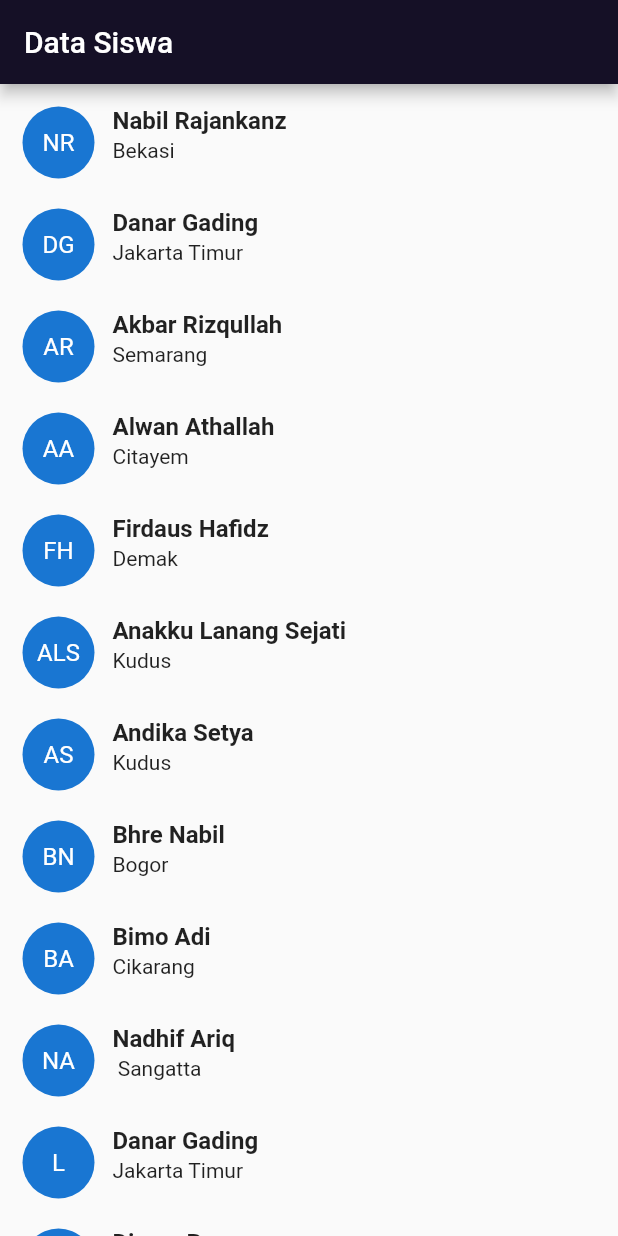
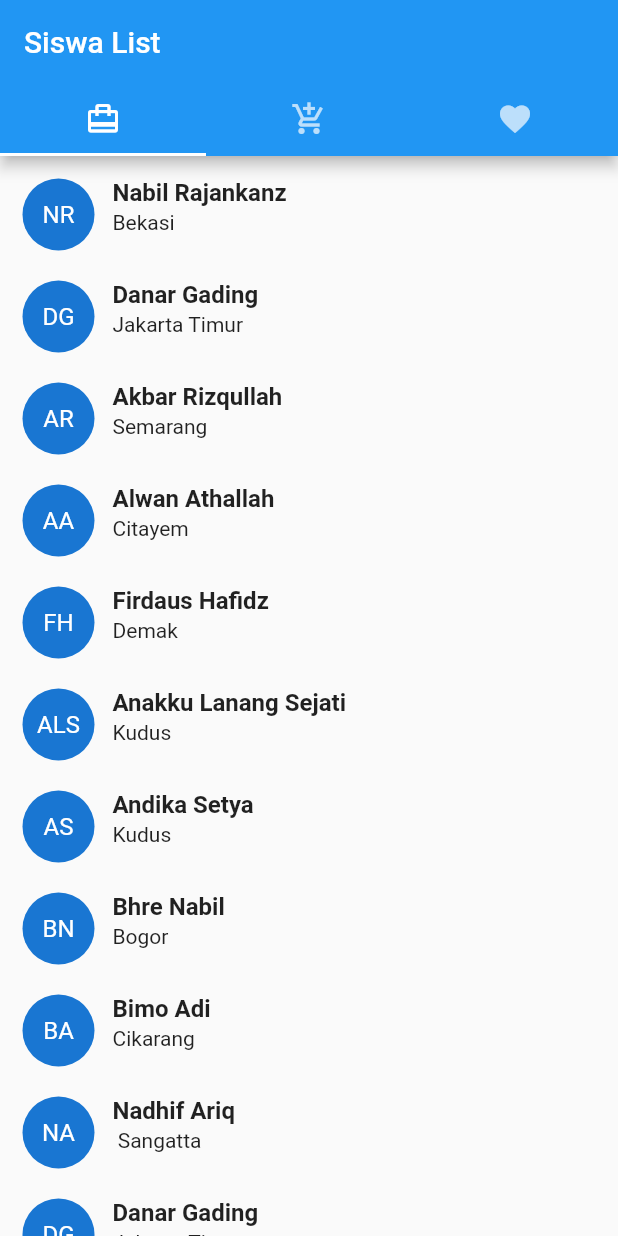
Before and after one commit to Niebll/ListViewFlutter, a Flutter app: the screen it shows after launch, on a phone screen of 412 x 824 dp. Run offline on Flutter 3.47's test engine with Material 2 defaults, Android fonts, the phone set to English and light mode, and no system bars.

Commit message:
style: [NR] add Tabbar in navbar add delete feature

```diff
--- a/lib/main.dart
+++ b/lib/main.dart
@@ -1,5 +1,6 @@
 import 'package:flutter/material.dart';
 import 'package:listview/listview.dart';
+import 'package:listview/tabbar.dart';
 
 void main() {
   runApp(const MyApp());
@@ -17,9 +18,10 @@ class MyApp extends StatelessWidget {
         appBarTheme: AppBarTheme(
         color: const Color(0xFF151026),
       )),
-      home: listview(),
+      home: tabbar(),
 
     );
 
+
   }
 }
--- a/lib/siswa.dart
+++ b/lib/siswa.dart
@@ -18,7 +18,7 @@ List<siswaname> siswalist = [
   siswaname("Bhre Nabil", "BN", "Bogor"),
   siswaname("Bimo Adi", "BA", "Cikarang"),
   siswaname("Nadhif Ariq", "NA", " Sangatta"),
-  siswaname("Danar Gading", "L", "Jakarta Timur"),
+  siswaname("Danar Gading", "DG", "Jakarta Timur"),
   siswaname("Dimas Bagus ", "DB", "Kudus"),
   siswaname("Riko Aditya", "RA", "Temanggung"),
   siswaname("Hegel Al Rafli", "HA", "Temanggung"),
--- /dev/null
+++ b/lib/tabbar.dart
@@ -0,0 +1,63 @@
+
+import 'package:flutter/material.dart';
+import 'package:listview/listview.dart';
+import 'package:listview/siswa.dart';
+
+class tabbar extends StatefulWidget {
+  const tabbar({Key? key}) : super(key: key);
+
+  @override
+  State<tabbar> createState() => _tabbarState();
+}
+class _tabbarState extends State<tabbar>
+    with SingleTickerProviderStateMixin{
+  late TabController _controller;
+  int _selectedIndex = 0;
+  List<Widget> list = [
+    Tab(icon: Icon(Icons.card_travel)),
+    Tab(icon: Icon(Icons.add_shopping_cart)),
+    Tab(icon: Icon(Icons.favorite)),
+  ];
+  @override
+  void initState() {
+    // TODO: implement initState
+    super.initState();
+    _controller = TabController(length: list.length, vsync: this);
+
+    _controller.addListener(() {
+      setState(() {
+        _selectedIndex = _controller.index;
+      });
+      print("Selected Index: " + _controller.index.toString());
+    });
+  }
+
+  @override
+  Widget build(BuildContext context) {
+    return MaterialApp(
+      home: Scaffold(
+        appBar: AppBar(
+          bottom: TabBar(
+            onTap: (value) {},
+            controller: _controller,
+            tabs: list,
+          ),
+          title: Text('Siswa List'),
+        ),
+        body: TabBarView(controller: _controller, children: [
+          listview(),
+          Center(
+              child: Text(
+                _selectedIndex.toString(),
+                style: TextStyle(fontSize: 40),
+              )),
+          Center(
+              child: Text(
+                _selectedIndex.toString(),
+                style: TextStyle(fontSize: 40),
+              )),
+        ]),
+      ),
+    );
+  }
+}
```
Also changed, not shown: lib/listview.dart (+23 -1 lines).
